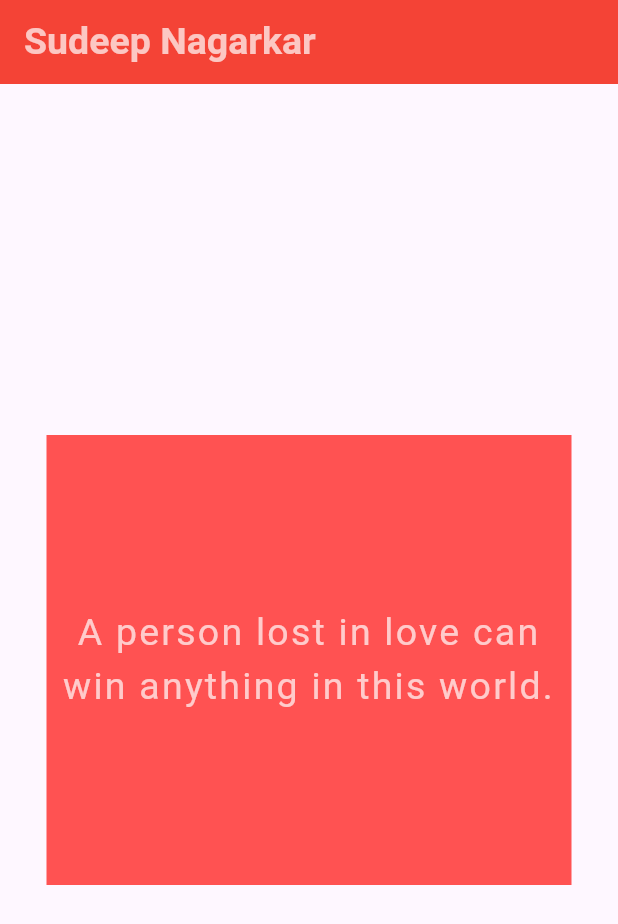
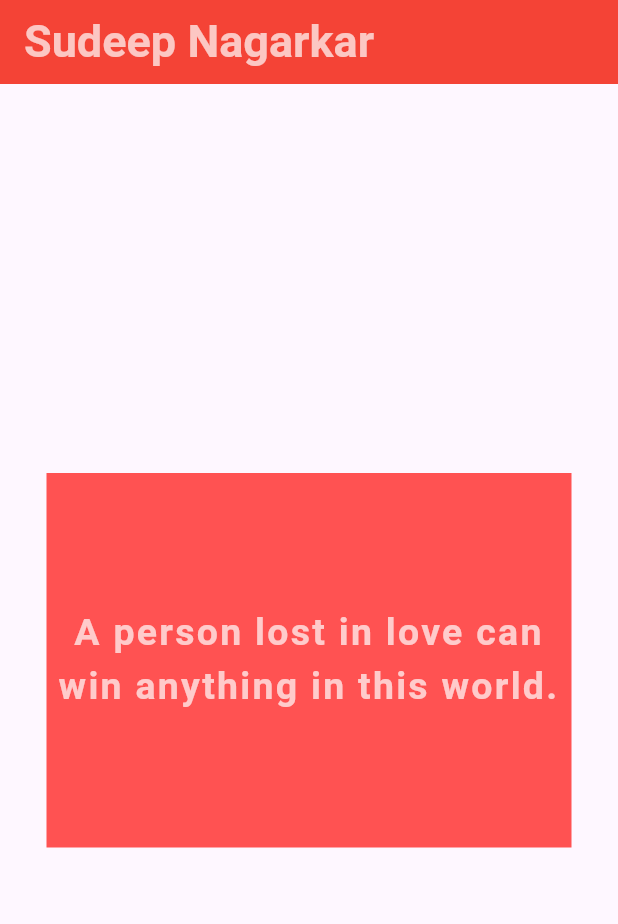
Before and after one commit to rajaganapathy1220/myProjects, a Flutter app: the screen it shows after launch, on a phone screen of 412 x 824 dp. Shown: the top 924 px of the screen. Run offline on Flutter 3.47's test engine with Material 3 defaults, Android fonts, the phone set to English and light mode, and no system bars.

Commit message:
final_commit

```diff
--- a/lib/display_text.dart
+++ b/lib/display_text.dart
@@ -9,7 +9,8 @@ class DisplayText extends StatelessWidget {
   Widget build(BuildContext context) {
     return Center(
       child: Container(
-        width: 350,
+         width: 350,
+        // height: 200,
         color: Colors.redAccent,
         child: Center(
           child: Text(
@@ -18,6 +19,7 @@ class DisplayText extends StatelessWidget {
             style: const TextStyle(
               color: Colors.white70,
               fontSize: 25,
+              fontWeight: FontWeight.bold,
               letterSpacing: 1.5,
             ),
           ),
--- a/lib/page_view_text.dart
+++ b/lib/page_view_text.dart
@@ -15,11 +15,11 @@ class _State extends State<PageViewText> {
     return Scaffold(
   appBar: AppBar(
     backgroundColor: Colors.red,
-        title: const Text(
+    title: Text(
       'Sudeep Nagarkar',
       style: TextStyle(
         color: Colors.white70,
-            fontSize: 25,
+        fontSize: 30,
         fontWeight: FontWeight.bold,
       ),
     ),
@@ -28,14 +28,13 @@ class _State extends State<PageViewText> {
         mainAxisAlignment: MainAxisAlignment.center,
         children: [
           Container(
-            height: 300,
+            height: 250,
             child: PageView.builder(
                 itemCount: appDataText.length,
-              itemBuilder: (context, index) {
+                itemBuilder: (context,index){
               return DisplayText(appDataText: appDataText[index]);
-              },
+            }),
           ),
-          )
         ],
       ),
     );
```
Lines whose indentation alone changed are shown as unchanged.
